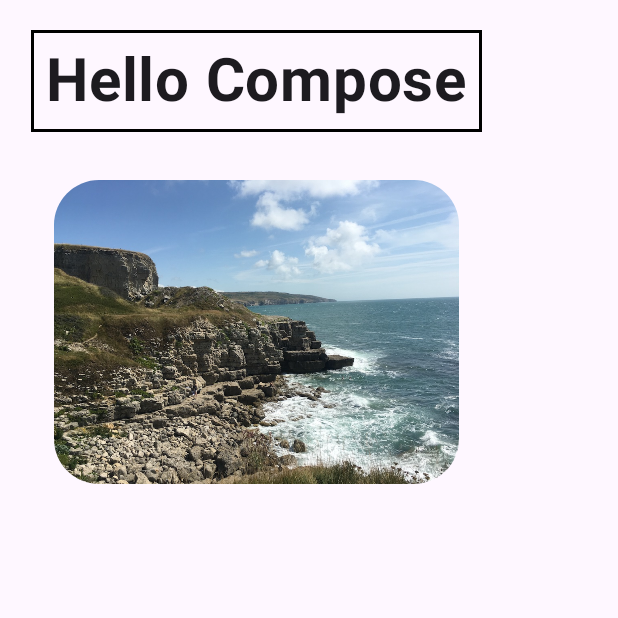
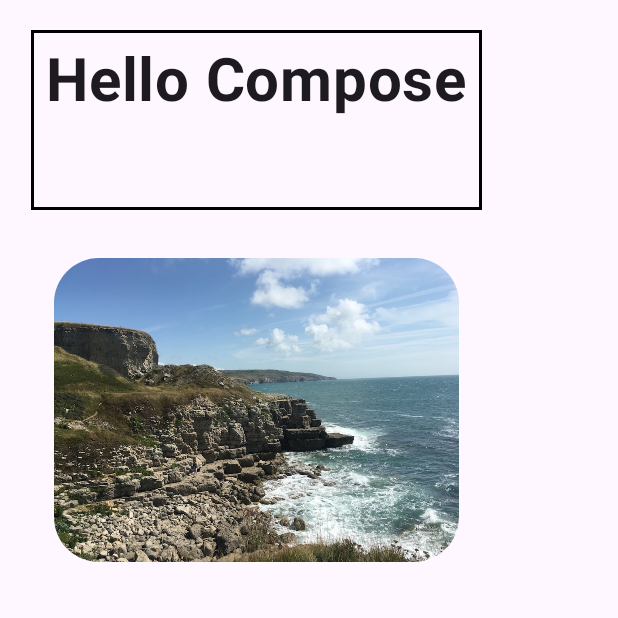
Before and after one commit to ZolotkoVal/ModifierDemo, an Android app built with Jetpack Compose: the screen it shows after launch (MainActivity), on a phone screen of 412 x 824 dp, the top half of it. Run offline under Robolectric (Android 15) with nearby library versions, the phone set to English and light mode, and no system bars.

Commit message:
Combine text modifiers with then

```diff
--- a/app/src/main/java/com/example/modifierdemo/MainActivity.kt
+++ b/app/src/main/java/com/example/modifierdemo/MainActivity.kt
@@ -47,12 +47,13 @@ fun DemoScreen(modifier: Modifier = Modifier) {
     val mymodifier = Modifier
         .border(width = 2.dp, color = Color.Black)
         .padding(all = 10.dp)
+    val secondModifier = Modifier.height(100.dp)
     Column(
         modifier = modifier.padding(20.dp),
         horizontalAlignment = Alignment.CenterHorizontally,
         verticalArrangement = Arrangement.Center
     ) {
-        Text("Hello Compose", mymodifier, fontSize = 40.sp, fontWeight = FontWeight.Bold)
+        Text("Hello Compose", mymodifier.then(secondModifier), fontSize = 40.sp, fontWeight = FontWeight.Bold)
         Spacer(Modifier.height(16.dp))
         CustomImage(
             R.drawable.vacation,
```
